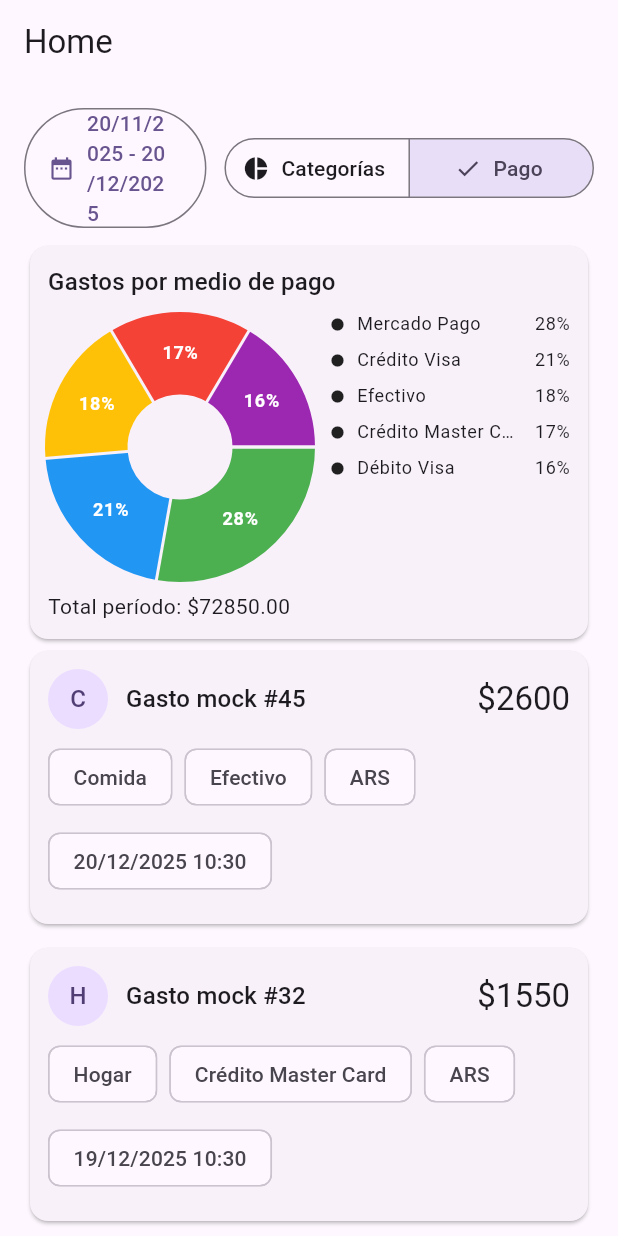
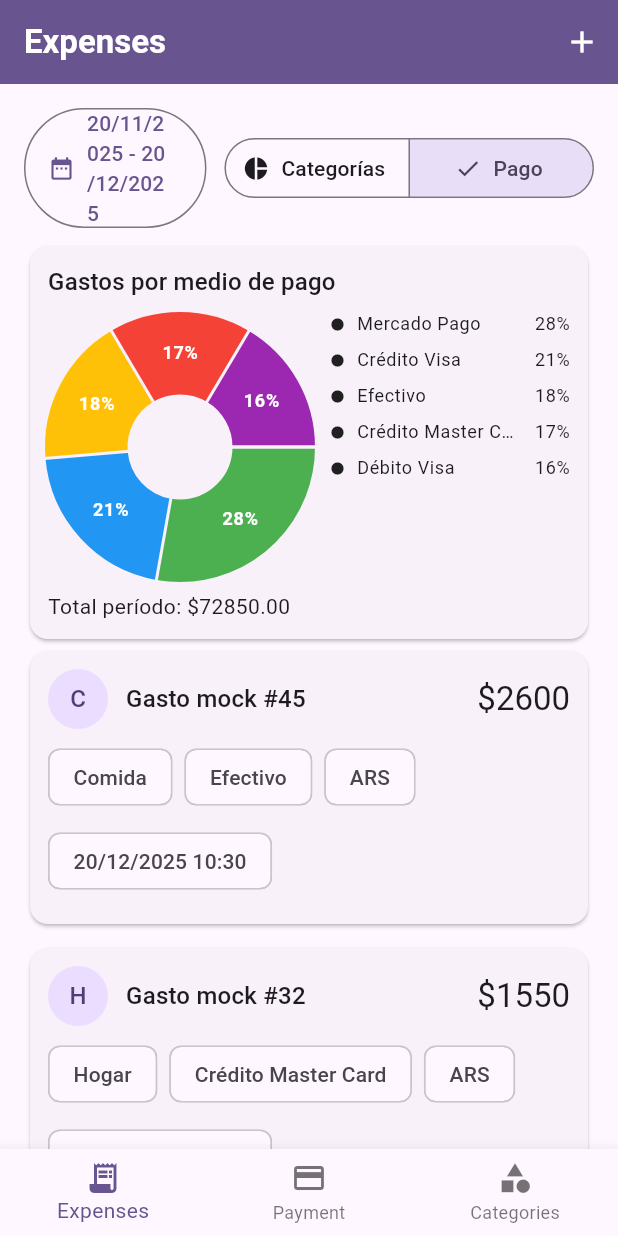
Before and after one commit to AgustinIzaguirre/expense-tracker, a Flutter app: the screen it shows after launch, after a tap on "Pago", on a phone screen of 412 x 824 dp. Run offline on Flutter 3.47's test engine with Material 3 defaults, Android fonts, the phone set to English and light mode, and no system bars; drawn by our look-alikes of fl_chart.

Commit message:
Update expenses

```diff
--- a/lib/main.dart
+++ b/lib/main.dart
@@ -4,9 +4,10 @@ import 'package:expense_tracker/models/Expense.dart';
 import 'package:expense_tracker/models/cathegory.dart';
 import 'package:expense_tracker/models/group_by.dart';
 import 'package:expense_tracker/models/payment_method.dart';
+import 'package:expense_tracker/pages/expenses/expenses_page.dart';
 import 'package:expense_tracker/widgets/expense_card.dart';
-import 'package:expense_tracker/widgets/home_header.dart';
-import 'package:expense_tracker/widgets/pie_chart_card.dart';
+import 'package:expense_tracker/pages/expenses/expenses_header.dart';
+import 'package:expense_tracker/widgets/pie_chart/pie_chart_card.dart';
 import 'package:flutter/material.dart';
 import 'package:intl/intl.dart';
 
@@ -27,214 +28,7 @@ class MyApp extends StatelessWidget {
         colorScheme: ColorScheme.fromSeed(seedColor: Colors.deepPurple),
         useMaterial3: true,
       ),
-      home: const MyHomePage(title: 'Flutter Demo Home Page'),
+      home: const ExpensesPage(title: 'Expense Tracker'),
     );
   }
 }
-
-class MyHomePage extends StatefulWidget {
-  const MyHomePage({super.key, required this.title});
-
-
-  final String title;
-
-  @override
-  State<MyHomePage> createState() => _MyHomePageState();
-}
-
-class _MyHomePageState extends State<MyHomePage> {
-  final _scrollController = ScrollController();
-
-  late final List<Expense> _allExpenses;
-  final List<Expense> _visible = [];
-
-  bool _isLoadingMore = false;
-  bool _hasMore = true;
-  int _page = 0;
-
-  static const _pageSize = 20;
-
-  DateTimeRange _range = DateTimeRange(
-    start: DateTime.now().subtract(const Duration(days: 30)),
-    end: DateTime.now(),
-  );
-
-  GroupBy _groupBy = GroupBy.category;
-
-  @override
-  void initState() {
-    super.initState();
-    _allExpenses = buildMockExpenses();
-    _scrollController.addListener(_onScroll);
-    _refresh();
-  }
-
-  @override
-  void dispose() {
-    _scrollController.dispose();
-    super.dispose();
-  }
-
-  void _onScroll() {
-    if (!_hasMore || _isLoadingMore) return;
-    if (_scrollController.position.pixels >=
-        _scrollController.position.maxScrollExtent - 300) {
-      _fetchNextPage();
-    }
-  }
-
-  List<Expense> get _filteredAll {
-    final start = DateTime(_range.start.year, _range.start.month, _range.start.day);
-    final end = DateTime(_range.end.year, _range.end.month, _range.end.day, 23, 59);
-
-    return _allExpenses
-        .where((e) => !e.date.isBefore(start) && !e.date.isAfter(end))
-        .toList()
-      ..sort((a, b) => b.date.compareTo(a.date));
-  }
-
-  Future<void> _refresh() async {
-    setState(() {
-      _visible.clear();
-      _page = 0;
-      _hasMore = true;
-    });
-    await _fetchNextPage();
-  }
-
-  Future<void> _fetchNextPage() async {
-    if (_isLoadingMore || !_hasMore) return;
-
-    setState(() => _isLoadingMore = true);
-    await Future.delayed(const Duration(milliseconds: 200));
-
-    final all = _filteredAll;
-    final start = _page * _pageSize;
-    final end = min(start + _pageSize, all.length);
-
-    if (start >= all.length) {
-      setState(() {
-        _hasMore = false;
-        _isLoadingMore = false;
-      });
-      return;
-    }
-
-    setState(() {
-      _visible.addAll(all.sublist(start, end));
-      _page++;
-      _hasMore = end < all.length;
-      _isLoadingMore = false;
-    });
-  }
-
-  Map<String, double> _pieTotals() {
-    final map = <String, double>{};
-    for (final e in _filteredAll) {
-      final key =
-          _groupBy == GroupBy.category ? e.cathegory.name : e.paymentMethod.name;
-      map[key] = (map[key] ?? 0) + parseAmount(e.amount);
-    }
-    return map;
-  }
-
-  double parseAmount(String value) {
-  final format = NumberFormat.decimalPattern('es_AR');
-  return format.parse(value).toDouble();
-}
-
-  Future<void> _pickRange() async {
-    final picked = await showDateRangePicker(
-      context: context,
-      firstDate: DateTime(2020),
-      lastDate: DateTime.now().add(const Duration(days: 365)),
-      initialDateRange: _range,
-    );
-    if (picked == null) return;
-
-    setState(() => _range = picked);
-    await _refresh();
-  }
-
-  @override
-  Widget build(BuildContext context) {
-    return Scaffold(
-      appBar: AppBar(title: const Text('Home')),
-      body: CustomScrollView(
-        controller: _scrollController,
-        slivers: [
-          SliverToBoxAdapter(
-            child: HomeHeader(
-              range: _range,
-              groupBy: _groupBy,
-              onPickRange: _pickRange,
-              onChangeGroupBy: (v) => setState(() => _groupBy = v),
-            ),
-          ),
-          SliverToBoxAdapter(
-            child: Padding(
-              padding: const EdgeInsets.symmetric(horizontal: 16),
-              child: PieChartCard(
-                title: _groupBy == GroupBy.category
-                    ? 'Gastos por categoría'
-                    : 'Gastos por medio de pago',
-                totals: _pieTotals(),
-              ),
-            ),
-          ),
-          SliverList.separated(
-            itemCount: _visible.length,
-            separatorBuilder: (_, __) => const SizedBox(height: 8),
-            itemBuilder: (context, index) {
-              return Padding(
-                padding: const EdgeInsets.symmetric(horizontal: 16),
-                child: ExpenseCard(expense: _visible[index]),
-              );
-            },
-          ),
-          SliverToBoxAdapter(
-            child: Padding(
-              padding: const EdgeInsets.all(16),
-              child: _isLoadingMore
-                  ? const Center(child: CircularProgressIndicator())
-                  : (!_hasMore && _visible.isNotEmpty)
-                      ? const Center(child: Text('No hay más gastos'))
-                      : null,
-            ),
-          ),
-        ],
-      ),
-    );
-  }
-
-  List<Expense> buildMockExpenses({int total = 60}) {
-  const categories = [
-    Cathegory(id: 1, name: 'Comida'),
-    Cathegory(id: 2, name: 'Transporte'),
-    Cathegory(id: 3, name: 'Salud'),
-    Cathegory(id: 4, name: 'Hogar'),
-  ];
-
-  const methods = [
-    PaymentMethod(id: 1, name: 'Efectivo'),
-    PaymentMethod(id: 2, name: 'Débito Visa'),
-    PaymentMethod(id: 3, name: 'Crédito Master Card'),
-    PaymentMethod(id: 3, name: 'Crédito Visa'),
-    PaymentMethod(id: 4, name: 'Mercado Pago'),
-  ];
-
-  final now = DateTime.now();
-  final rnd = Random(7);
-
-  return List.generate(total, (i) {
-    return Expense(
-   (1200 + (i % 5) * 350).toString(),
-    'Gasto mock #${i + 1}',
-    methods[(i + 1) % methods.length],
-    categories[i % categories.length],
-    now.subtract(Duration(days: rnd.nextInt(45))),
-    "ARS"
-    );
-  });
-  }
-}
--- /dev/null
+++ b/lib/pages/expenses/expenses_appbar.dart
@@ -0,0 +1,35 @@
+import 'package:flutter/material.dart';
+
+class ExpensesAppBar extends StatelessWidget implements PreferredSizeWidget {
+  final VoidCallback onAddPressed;
+
+  const ExpensesAppBar({
+    super.key,
+    required this.onAddPressed,
+  });
+
+  @override
+  Size get preferredSize => const Size.fromHeight(kToolbarHeight);
+
+  @override
+  Widget build(BuildContext context) {
+    return AppBar(
+      backgroundColor: Theme.of(context).colorScheme.primary,
+      foregroundColor: Colors.white,
+      elevation: 2,
+      title: const Text(
+        'Expenses',
+        style: TextStyle(
+          fontWeight: FontWeight.w600,
+        ),
+      ),
+      actions: [
+        IconButton(
+          icon: const Icon(Icons.add),
+          tooltip: 'Agregar gasto',
+          onPressed: onAddPressed,
+        ),
+      ],
+    );
+  }
+}
--- a/lib/widgets/home_header.dart
+++ b/lib/pages/expenses/expenses_header.dart
@@ -1,13 +1,13 @@
 import 'package:expense_tracker/models/group_by.dart';
 import 'package:flutter/material.dart';
 
-class HomeHeader extends StatelessWidget {
+class ExpensesHeader extends StatelessWidget {
   final DateTimeRange range;
   final GroupBy groupBy;
   final VoidCallback onPickRange;
   final ValueChanged<GroupBy> onChangeGroupBy;
 
-  const HomeHeader({
+  const ExpensesHeader({
     super.key,
     required this.range,
     required this.groupBy,
@@ -25,7 +25,7 @@ class HomeHeader extends StatelessWidget {
             child: OutlinedButton.icon(
               onPressed: onPickRange,
               icon: const Icon(Icons.date_range),
-              label: Text('${_fmt(range.start)} - ${_fmt(range.end)}'),
+              label: Text('${_formatDate(range.start)} - ${_formatDate(range.end)}'),
             ),
           ),
           const SizedBox(width: 12),
@@ -50,6 +50,6 @@ class HomeHeader extends StatelessWidget {
     );
   }
 
-  static String _fmt(DateTime d) =>
+  static String _formatDate(DateTime d) =>
       '${d.day.toString().padLeft(2, '0')}/${d.month.toString().padLeft(2, '0')}/${d.year}';
 }
--- /dev/null
+++ b/lib/pages/expenses/expenses_page.dart
@@ -0,0 +1,231 @@
+import 'dart:math';
+
+import 'package:expense_tracker/models/Expense.dart';
+import 'package:expense_tracker/models/cathegory.dart';
+import 'package:expense_tracker/models/group_by.dart';
+import 'package:expense_tracker/models/payment_method.dart';
+import 'package:expense_tracker/pages/expenses/expenses_appbar.dart';
+import 'package:expense_tracker/widgets/bottom_nav_bar.dart';
+import 'package:expense_tracker/widgets/expense_card.dart';
+import 'package:expense_tracker/pages/expenses/expenses_header.dart';
+import 'package:expense_tracker/widgets/pie_chart/pie_chart_card.dart';
+import 'package:flutter/material.dart';
+import 'package:intl/intl.dart';
+
+class ExpensesPage extends StatefulWidget {
+  const ExpensesPage({super.key, required this.title});
+
+
+  final String title;
+
+  @override
+  State<ExpensesPage> createState() => _ExpensesPageState();
+}
+
+class _ExpensesPageState extends State<ExpensesPage> {
+  final _scrollController = ScrollController();
+  BottomNavItem _currentTab = BottomNavItem.expenses;
+
+  late final List<Expense> _allExpenses;
+  final List<Expense> _visible = [];
+
+  bool _isLoadingMore = false;
+  bool _hasMore = true;
+  int _page = 0;
+
+  static const _pageSize = 20;
+
+  DateTimeRange _range = DateTimeRange(
+    start: DateTime.now().subtract(const Duration(days: 30)),
+    end: DateTime.now(),
+  );
+
+  GroupBy _groupBy = GroupBy.category;
+
+  @override
+  void initState() {
+    super.initState();
+    _allExpenses = buildMockExpenses();
+    _scrollController.addListener(_onScroll);
+    _refresh();
+  }
+
+  @override
+  void dispose() {
+    _scrollController.dispose();
+    super.dispose();
+  }
+
+  void _onScroll() {
+    if (!_hasMore || _isLoadingMore) return;
+    if (_scrollController.position.pixels >=
+        _scrollController.position.maxScrollExtent - 300) {
+      _fetchNextPage();
+    }
+  }
+
+  List<Expense> get _filteredAll {
+    final start = DateTime(_range.start.year, _range.start.month, _range.start.day);
+    final end = DateTime(_range.end.year, _range.end.month, _range.end.day, 23, 59);
+
+    return _allExpenses
+        .where((e) => !e.date.isBefore(start) && !e.date.isAfter(end))
+        .toList()
+      ..sort((a, b) => b.date.compareTo(a.date));
+  }
+
+  Future<void> _refresh() async {
+    setState(() {
+      _visible.clear();
+      _page = 0;
+      _hasMore = true;
+    });
+    await _fetchNextPage();
+  }
+
+  Future<void> _fetchNextPage() async {
+    if (_isLoadingMore || !_hasMore) return;
+
+    setState(() => _isLoadingMore = true);
+    await Future.delayed(const Duration(milliseconds: 200));
+
+    final all = _filteredAll;
+    final start = _page * _pageSize;
+    final end = min(start + _pageSize, all.length);
+
+    if (start >= all.length) {
+      setState(() {
+        _hasMore = false;
+        _isLoadingMore = false;
+      });
+      return;
+    }
+
+    setState(() {
+      _visible.addAll(all.sublist(start, end));
+      _page++;
+      _hasMore = end < all.length;
+      _isLoadingMore = false;
+    });
+  }
+
+  Map<String, double> _pieTotals() {
+    final map = <String, double>{};
+    for (final e in _filteredAll) {
+      final key =
+          _groupBy == GroupBy.category ? e.cathegory.name : e.paymentMethod.name;
+      map[key] = (map[key] ?? 0) + parseAmount(e.amount);
+    }
+    return map;
+  }
+
+  double parseAmount(String value) {
+  final format = NumberFormat.decimalPattern('es_AR');
+  return format.parse(value).toDouble();
+}
+
+  Future<void> _pickRange() async {
+    final picked = await showDateRangePicker(
+      context: context,
+      firstDate: DateTime(2020),
+      lastDate: DateTime.now().add(const Duration(days: 365)),
+      initialDateRange: _range,
+    );
+    if (picked == null) return;
+
+    setState(() => _range = picked);
+    await _refresh();
+  }
+
+  @override
+  Widget build(BuildContext context) {
+    return Scaffold(
+      appBar: ExpensesAppBar(onAddPressed: () {
+          // TODO: navegar a CreateExpense
+          // Navigator.push(...)
+        },
+      ),
+      body: CustomScrollView(
+        controller: _scrollController,
+        slivers: [
+          SliverToBoxAdapter(
+            child: ExpensesHeader(
+              range: _range,
+              groupBy: _groupBy,
+              onPickRange: _pickRange,
+              onChangeGroupBy: (v) => setState(() => _groupBy = v),
+            ),
+          ),
+          SliverToBoxAdapter(
+            child: Padding(
+              padding: const EdgeInsets.symmetric(horizontal: 16),
+              child: PieChartCard(
+                title: _groupBy == GroupBy.category
+                    ? 'Gastos por categoría'
+                    : 'Gastos por medio de pago',
+                totals: _pieTotals(),
+              ),
+            ),
+          ),
+          SliverList.separated(
+            itemCount: _visible.length,
+            separatorBuilder: (_, __) => const SizedBox(height: 8),
+            itemBuilder: (context, index) {
+              return Padding(
+                padding: const EdgeInsets.symmetric(horizontal: 16),
+                child: ExpenseCard(expense: _visible[index]),
+              );
+            },
+          ),
+          SliverToBoxAdapter(
+            child: Padding(
+              padding: const EdgeInsets.all(16),
+              child: _isLoadingMore
+                  ? const Center(child: CircularProgressIndicator())
+                  : (!_hasMore && _visible.isNotEmpty)
+                      ? const Center(child: Text('No hay más gastos'))
+                      : null,
+            ),
+          ),
+        ],
+      ),
+      bottomNavigationBar: AppBottomNavBar(
+        current: _currentTab,
+        onTap: (tab) {
+          setState(() => _currentTab = tab);
+        },
+      ),
+    );
+  }
+
+  List<Expense> buildMockExpenses({int total = 60}) {
+  const categories = [
+    Cathegory(id: 1, name: 'Comida'),
+    Cathegory(id: 2, name: 'Transporte'),
+    Cathegory(id: 3, name: 'Salud'),
+    Cathegory(id: 4, name: 'Hogar'),
+  ];
+
+  const methods = [
+    PaymentMethod(id: 1, name: 'Efectivo'),
+    PaymentMethod(id: 2, name: 'Débito Visa'),
+    PaymentMethod(id: 3, name: 'Crédito Master Card'),
+    PaymentMethod(id: 3, name: 'Crédito Visa'),
+    PaymentMethod(id: 4, name: 'Mercado Pago'),
+  ];
+
+  final now = DateTime.now();
+  final rnd = Random(7);
+
+  return List.generate(total, (i) {
+    return Expense(
+   (1200 + (i % 5) * 350).toString(),
+    'Gasto mock #${i + 1}',
+    methods[(i + 1) % methods.length],
+    categories[i % categories.length],
+    now.subtract(Duration(days: rnd.nextInt(45))),
+    "ARS"
+    );
+  });
+  }
+}
--- /dev/null
+++ b/lib/widgets/bottom_nav_bar.dart
@@ -0,0 +1,64 @@
+import 'package:flutter/material.dart';
+
+enum BottomNavItem {
+  expenses,
+  paymentMethods,
+  categories,
+}
+
+class AppBottomNavBar extends StatelessWidget {
+  final BottomNavItem current;
+  final ValueChanged<BottomNavItem> onTap;
+
+  const AppBottomNavBar({
+    super.key,
+    required this.current,
+    required this.onTap,
+  });
+
+  int _indexFromItem(BottomNavItem item) {
+    switch (item) {
+      case BottomNavItem.expenses:
+        return 0;
+      case BottomNavItem.paymentMethods:
+        return 1;
+      case BottomNavItem.categories:
+        return 2;
+    }
+  }
+
+  BottomNavItem _itemFromIndex(int index) {
+    switch (index) {
+      case 0:
+        return BottomNavItem.expenses;
+      case 1:
+        return BottomNavItem.paymentMethods;
+      case 2:
+        return BottomNavItem.categories;
+      default:
+        return BottomNavItem.expenses;
+    }
+  }
+
+  @override
+  Widget build(BuildContext context) {
+    return BottomNavigationBar(
+      currentIndex: _indexFromItem(current),
+      onTap: (i) => onTap(_itemFromIndex(i)),
+      items: const [
+        BottomNavigationBarItem(
+          icon: Icon(Icons.receipt_long),
+          label: 'Expenses',
+        ),
+        BottomNavigationBarItem(
+          icon: Icon(Icons.credit_card),
+          label: 'Payment',
+        ),
+        BottomNavigationBarItem(
+          icon: Icon(Icons.category),
+          label: 'Categories',
+        ),
+      ],
+    );
+  }
+}
--- a/lib/widgets/pie_chart_card.dart
+++ b/lib/widgets/pie_chart/pie_chart_card.dart
@@ -1,6 +1,6 @@
 import 'package:flutter/material.dart';
 import 'package:fl_chart/fl_chart.dart';
-import 'expenses_legend.dart';
+import 'pie_chart_legend.dart';
 
 const pieColors = [
   Color(0xFF4CAF50), // verde
@@ -14,7 +14,6 @@ const pieColors = [
 class PieChartCard extends StatelessWidget {
   final String title;
   final Map<String, double> totals;
-
 
   const PieChartCard({
     super.key,
@@ -38,7 +37,7 @@ class PieChartCard extends StatelessWidget {
       for (int i = 0; i < displayed.length; i++)
         PieChartSectionData(
           value: displayed[i].value,
-          title: '${_pct(displayed[i].value, totalAmount)}%',
+          title: '${_calculatePercentage(displayed[i].value, totalAmount)}%',
           radius: 55,
           color: pieColors[i % pieColors.length],
           titleStyle: Theme.of(context).textTheme.labelMedium?.copyWith(
@@ -49,7 +48,7 @@ class PieChartCard extends StatelessWidget {
       if (othersSum > 0)
         PieChartSectionData(
           value: othersSum,
-          title: '${_pct(othersSum, totalAmount)}%',
+          title: '${_calculatePercentage(othersSum, totalAmount)}%',
           radius: 55,
           color: pieColors[displayed.length % pieColors.length],
           titleStyle: Theme.of(context).textTheme.labelMedium?.copyWith(
@@ -85,7 +84,7 @@ class PieChartCard extends StatelessWidget {
                   const SizedBox(width: 12),
                   SizedBox(
                     width: 160,
-                    child: ExpensesLegend(
+                    child: PieChartLegend(
                       displayed: displayed,
                       othersSum: othersSum,
                       total: totalAmount,
@@ -105,6 +104,6 @@ class PieChartCard extends StatelessWidget {
     );
   }
 
-  static int _pct(double value, double total) =>
+  static int _calculatePercentage(double value, double total) =>
       total <= 0 ? 0 : ((value / total) * 100).round();
 }
--- a/lib/widgets/expenses_legend.dart
+++ b/lib/widgets/pie_chart/pie_chart_legend.dart
@@ -1,11 +1,11 @@
 import 'package:flutter/material.dart';
 
-class ExpensesLegend extends StatelessWidget {
+class PieChartLegend extends StatelessWidget {
   final List<MapEntry<String, double>> displayed;
   final double othersSum;
   final double total;
 
-  const ExpensesLegend({
+  const PieChartLegend({
     super.key,
     required this.displayed,
     required this.othersSum,
```
